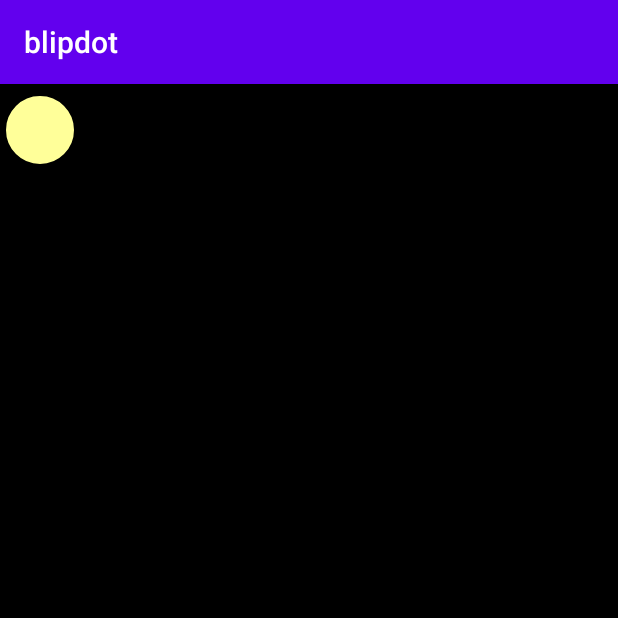
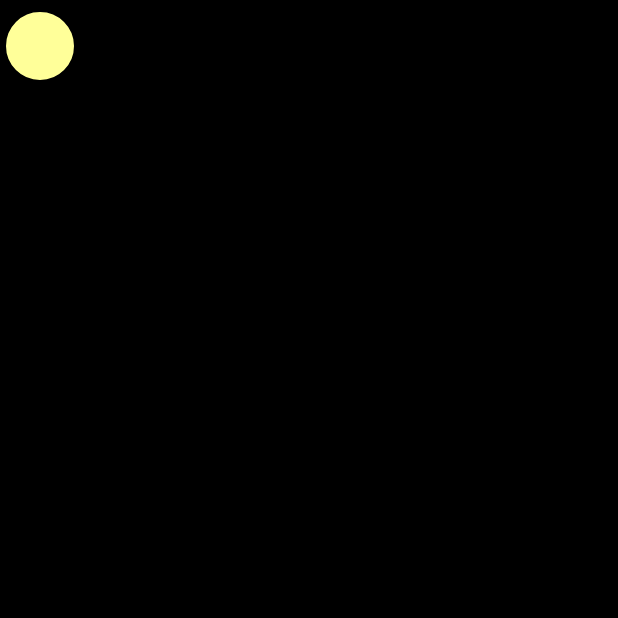
Before and after one commit to BlipDot/BlipDot-core, an Android app: the screen it shows after launch (MainActivity), on a phone screen of 412 x 824 dp, the top half of it. Run offline under Robolectric (Android 15) with nearby library versions, the phone set to English and light mode, and no system bars.

Commit message:
Removed action bar

```diff
--- a/blipdot/app/src/main/java/com/joshi/blipdot/MainActivity.kt
+++ b/blipdot/app/src/main/java/com/joshi/blipdot/MainActivity.kt
@@ -2,6 +2,7 @@ package com.joshi.blipdot
 
 import androidx.appcompat.app.AppCompatActivity
 import android.os.Bundle
+import android.text.style.AbsoluteSizeSpan
 import android.view.animation.Animation
 import android.view.animation.AnimationUtils
 import android.widget.AbsoluteLayout
@@ -30,7 +31,6 @@ class MainActivity : AppCompatActivity() {
         yellowBtn.setOnClickListener() {
             val animation = AnimationUtils.loadAnimation(this, R.anim.fade_out)
             yellowBtn.startAnimation(animation)
-
         }
     }
 }
--- a/blipdot/app/src/main/res/values/styles.xml
+++ b/blipdot/app/src/main/res/values/styles.xml
@@ -1,7 +1,7 @@
 <resources>
 
     <!-- Base application theme. -->
-    <style name="AppTheme" parent="Theme.AppCompat.Light.DarkActionBar">
+    <style name="AppTheme" parent="Theme.AppCompat.Light.NoActionBar">
         <!-- Customize your theme here. -->
         <item name="colorPrimary">@color/colorPrimary</item>
         <item name="colorPrimaryDark">@color/colorPrimaryDark</item>
```
